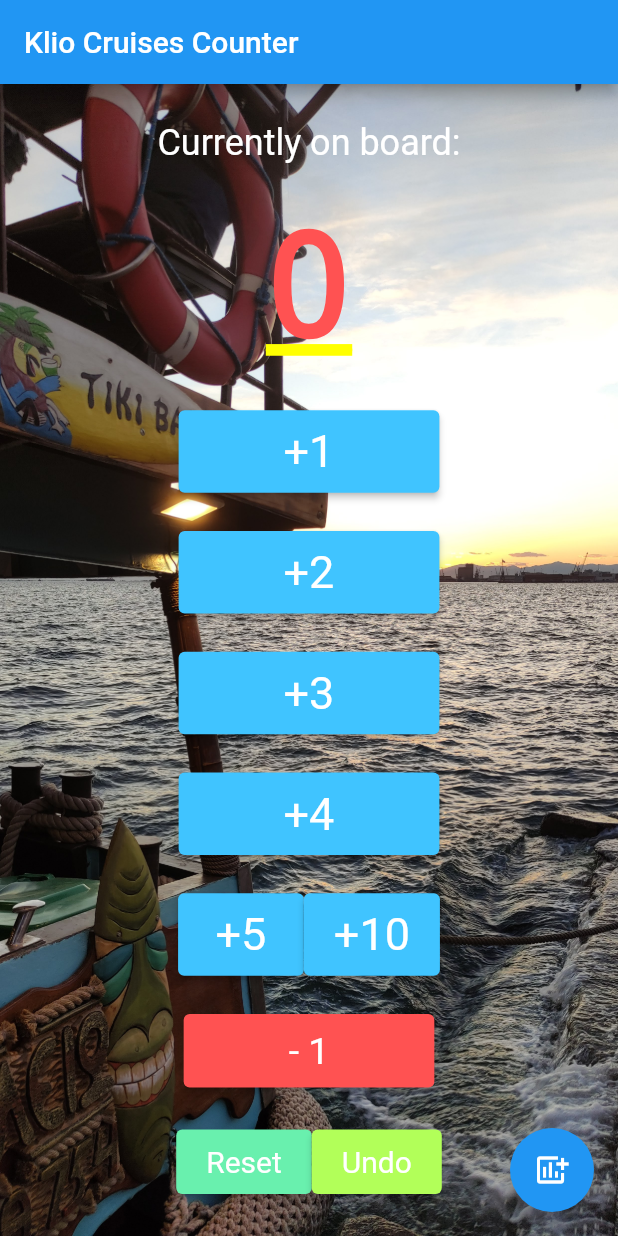
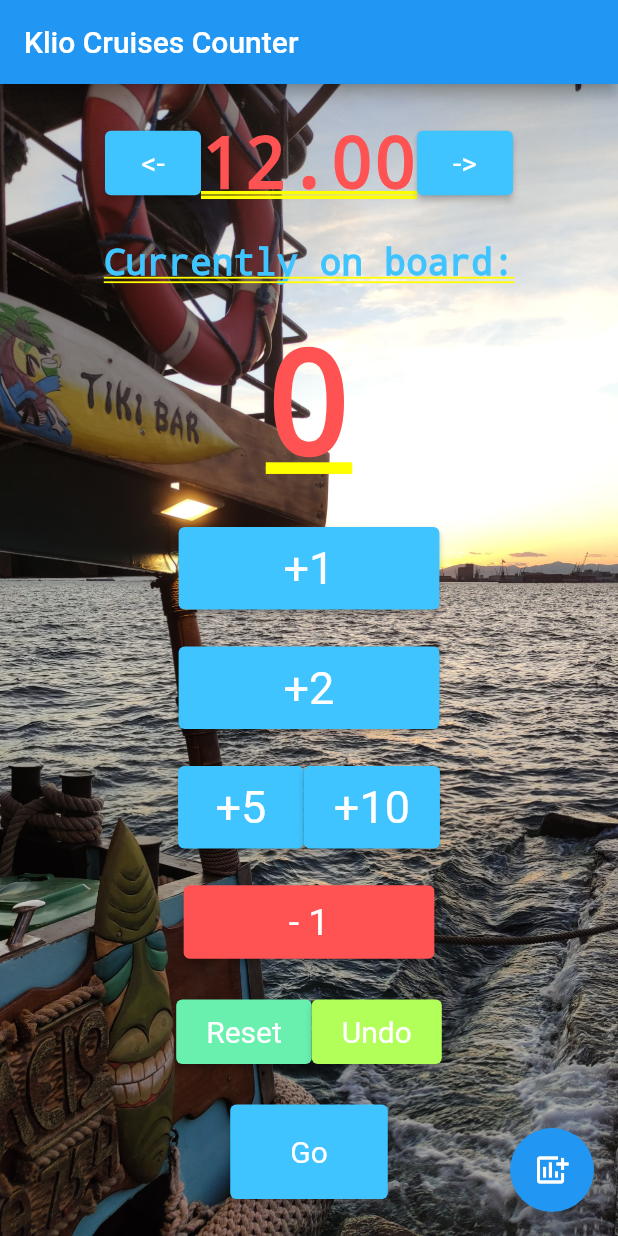
Before and after one commit to vagmark30/klioCounterFlutter, a Flutter app: the screen it shows after launch, on a phone screen of 412 x 824 dp. Run offline on Flutter 3.47's test engine with Material 2 defaults, Android fonts, the light colour scheme and no system bars; our stand-ins replace cloud_firestore, firebase_core; missing offline and left inert: heatmap_calendar; accounts and stored records are empty.

Commit message:
Added change time buttons

```diff
--- a/lib/main.dart
+++ b/lib/main.dart
@@ -53,6 +53,8 @@ class MyHomePage extends StatefulWidget {
 class _MyHomePageState extends State<MyHomePage> {
   int _counter = 0;
   int _history = 0;
+  double _schedule = 12.0;
+  String _scheduleF = "12.00";
 
   //
   // final Future<FirebaseApp> _initialization = Firebase.initializeApp();
@@ -141,6 +143,41 @@ class _MyHomePageState extends State<MyHomePage> {
       _counter = _history;
     });
   }
+  void _previousCruise() {
+    if(_schedule != 12){
+      if(_schedule % 1 == 0){
+        setState(() {
+          _schedule -= 1.70;
+        });
+      }else{
+          setState(() {
+            _schedule -= 1.30;
+          });
+      }
+    }
+    _scheduleF = _schedule.toStringAsFixed(2);
+  }
+  void _nextCruise() {
+    if(_schedule != 24){
+      if(_schedule % 1 == 0){
+        setState(() {
+          _schedule += 1.30;
+        });
+      }else{
+        setState(() {
+          _schedule += 1.70;
+        });
+      }
+    }
+    _scheduleF = _schedule.toStringAsFixed(2);
+  }
+  void _goCruise() {
+    setState(() {
+      _history = 0;
+      _counter = 0;
+      _nextCruise();
+    });
+  }
 
   @override
   Widget build(BuildContext context) {
@@ -183,9 +220,34 @@ class _MyHomePageState extends State<MyHomePage> {
             // horizontal).
             mainAxisAlignment: MainAxisAlignment.spaceEvenly,
             children: <Widget>[
+              Row(
+                  mainAxisAlignment: MainAxisAlignment.center,
+                children: [
+                  ElevatedButton(
+                      style: ElevatedButton.styleFrom(
+                          primary: Colors.lightBlueAccent,
+                          textStyle: TextStyle(fontSize: 20),
+                          padding: EdgeInsets.symmetric(horizontal: 10, vertical: 10)
+                      ),
+                      onPressed: _previousCruise,
+                      child: Text('<-')),
+                  Text(
+                    '$_scheduleF',
+                    style: DefaultTextStyle.of(context).style.apply(fontSizeFactor: 1.0, color: Colors.redAccent),
+                  ),
+                  ElevatedButton(
+                      style: ElevatedButton.styleFrom(
+                          primary: Colors.lightBlueAccent,
+                          textStyle: TextStyle(fontSize: 20),
+                          padding: EdgeInsets.symmetric(horizontal: 10, vertical: 10)
+                      ),
+                      onPressed: _nextCruise,
+                      child: Text('->'))
+                ],
+              ),
               Text(
                 'Currently on board:',
-                style: Theme.of(context).accentTextTheme.headline5,
+                style: DefaultTextStyle.of(context).style.apply(fontSizeFactor: 0.5, color: Colors.lightBlueAccent),
               ),
               Text(
                 '$_counter',
@@ -209,24 +271,24 @@ class _MyHomePageState extends State<MyHomePage> {
                 onPressed: _increment2Counter,
                 child: Text('+2'),
               ),
-              ElevatedButton(
-                style: ElevatedButton.styleFrom(
-                    primary: Colors.lightBlueAccent,
-                    textStyle: TextStyle(fontSize: 30),
-                    padding: EdgeInsets.symmetric(horizontal: 70, vertical: 10)
-                ),
-                onPressed: _increment3Counter,
-                child: Text('+3'),
-              ),
-              ElevatedButton(
-                style: ElevatedButton.styleFrom(
-                    primary: Colors.lightBlueAccent,
-                    textStyle: TextStyle(fontSize: 30),
-                    padding: EdgeInsets.symmetric(horizontal: 70, vertical: 10)
-                ),
-                onPressed: _increment4Counter,
-                child: Text('+4'),
-              ),
+              // ElevatedButton(
+              //   style: ElevatedButton.styleFrom(
+              //       primary: Colors.lightBlueAccent,
+              //       textStyle: TextStyle(fontSize: 30),
+              //       padding: EdgeInsets.symmetric(horizontal: 70, vertical: 10)
+              //   ),
+              //   onPressed: _increment3Counter,
+              //   child: Text('+3'),
+              // ),
+              // ElevatedButton(
+              //   style: ElevatedButton.styleFrom(
+              //       primary: Colors.lightBlueAccent,
+              //       textStyle: TextStyle(fontSize: 30),
+              //       padding: EdgeInsets.symmetric(horizontal: 70, vertical: 10)
+              //   ),
+              //   onPressed: _increment4Counter,
+              //   child: Text('+4'),
+              // ),
               Row(
                 mainAxisAlignment: MainAxisAlignment.center,
                 children: [
@@ -280,6 +342,15 @@ class _MyHomePageState extends State<MyHomePage> {
                     child: Text('Undo'),
                   ),
                 ],
+              ),
+              ElevatedButton(
+                style: ElevatedButton.styleFrom(
+                    primary: Colors.lightBlueAccent,
+                    textStyle: TextStyle(fontSize: 20),
+                    padding: EdgeInsets.symmetric(horizontal: 40, vertical: 20)
+                ),
+                onPressed: _goCruise,
+                child: Text('Go'),
               ),
             ],
           ),
```
